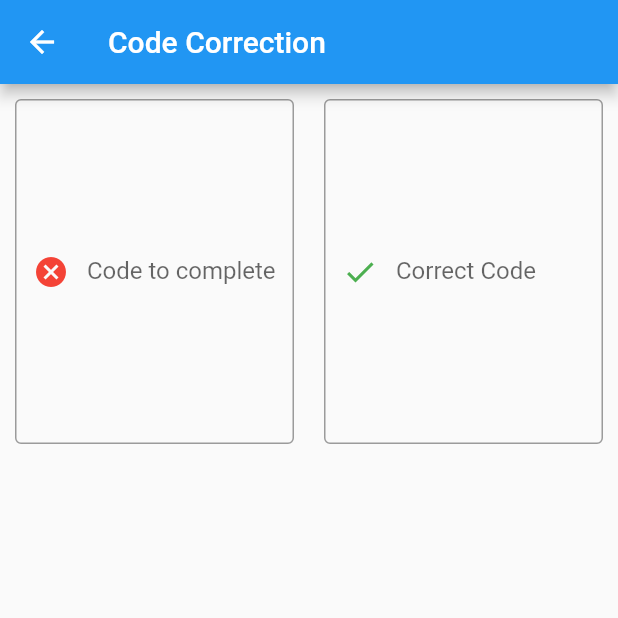
After one commit to SaadiMohamed/IntroMobileGroep-9, a Flutter app: the CodeCorrection screen opened directly, on a phone screen of 412 x 824 dp, the top half of it. The commit adds this screen. Run offline on Flutter 3.47's test engine with Material 2 defaults, Android fonts, the phone set to English and light mode, and no system bars; our stand-ins replace cloud_firestore, firebase_auth, firebase_core, flutter_speed_dial, location; missing offline and left inert: dart:html; accounts and stored records are empty.

Commit message:
add open question en code correction

```diff
--- /dev/null
+++ b/lib/code_correction.dart
@@ -0,0 +1,96 @@
+import 'package:cloud_firestore/cloud_firestore.dart';
+import 'package:flutter/cupertino.dart';
+import 'package:flutter/material.dart';
+import 'package:project/make_exam.dart';
+
+class CodeCorrection extends StatelessWidget{
+  @override
+  Widget build(BuildContext context) {
+
+    TextEditingController correct =  TextEditingController();
+    TextEditingController tocomplete =  TextEditingController();
+    CollectionReference questions = FirebaseFirestore.instance.collection('questions');
+
+    return Scaffold(
+      appBar: AppBar(
+        title: Text('Code Correction'),
+      ),
+      body: ListView(
+        children: <Widget> [
+          Row(
+            children: <Widget>[
+              Expanded(
+                child:Container(
+                  padding: EdgeInsets.all(10),
+                  child: TextField(
+                    maxLines: 10,
+                    controller: tocomplete ,
+                    decoration: const InputDecoration(
+                      prefixIcon: Icon(Icons.cancel, color: Colors.red),
+                      focusedBorder: OutlineInputBorder(
+                        borderSide: BorderSide(color: Colors.red),
+                      ),
+                      border: OutlineInputBorder(),
+                      labelText: 'Code to complete',
+                    ),
+                  ),
+                ),
+              ),
+              Expanded(
+                child: Container(
+                  padding: EdgeInsets.all(10),
+                  child: TextField(
+                    maxLines: 10,
+                    controller: correct ,
+                    decoration: const InputDecoration(
+                      prefixIcon: Icon(Icons.check, color: Colors.green),
+                      focusedBorder: OutlineInputBorder(
+                        borderSide: BorderSide(color: Colors.green),
+                      ),
+                      border: OutlineInputBorder(),
+                      labelText: 'Correct Code',
+                    ),
+                  ),
+                ),
+              ),
+            ],
+          ),
+          Container(
+              padding: const EdgeInsets.fromLTRB(800, 20, 800, 15),
+            child: ElevatedButton(
+              style: ElevatedButton.styleFrom(
+                  primary: Colors.blue,
+                  onPrimary: Colors.white,
+                  shadowColor: Colors.greenAccent,
+                  elevation: 3,
+                  shape: RoundedRectangleBorder(
+                      borderRadius: BorderRadius.circular(32.0)),
+                  minimumSize: const Size(100, 80),
+                  maximumSize: const Size(100, 80) //////// HERE
+              ),
+              onPressed: () {
+                questions.add({
+                  'question': tocomplete.text,
+                  'answer': correct.text,
+                  'type': 'ccr'
+                }).then((value) {
+                  Navigator.push(
+                      context,
+                      MaterialPageRoute(
+                          builder: (context) => const Makeexam()));
+                });
+              },
+              child: const Text(
+                'Add',
+                style: TextStyle(fontSize: 22),
+                textAlign: TextAlign.center,
+              ),
+            )
+          ),
+
+        ]
+      )
+      );
+  }
+
+}
```
Also changed, not shown: lib/add_students.dart (+12 -6 lines), lib/mainscreen_student.dart (+5 -59 lines), lib/make_exam.dart (+34 -10 lines), lib/open.dart (+83 -0 lines), lib/start_exam.dart (added, +76 -0 lines).
